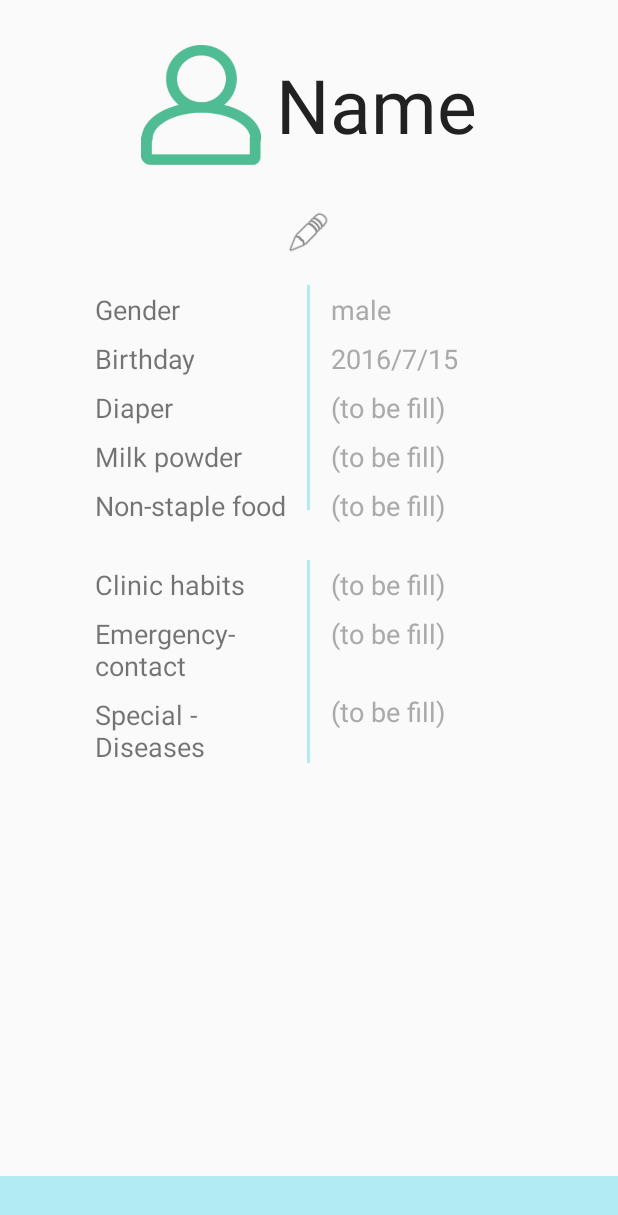
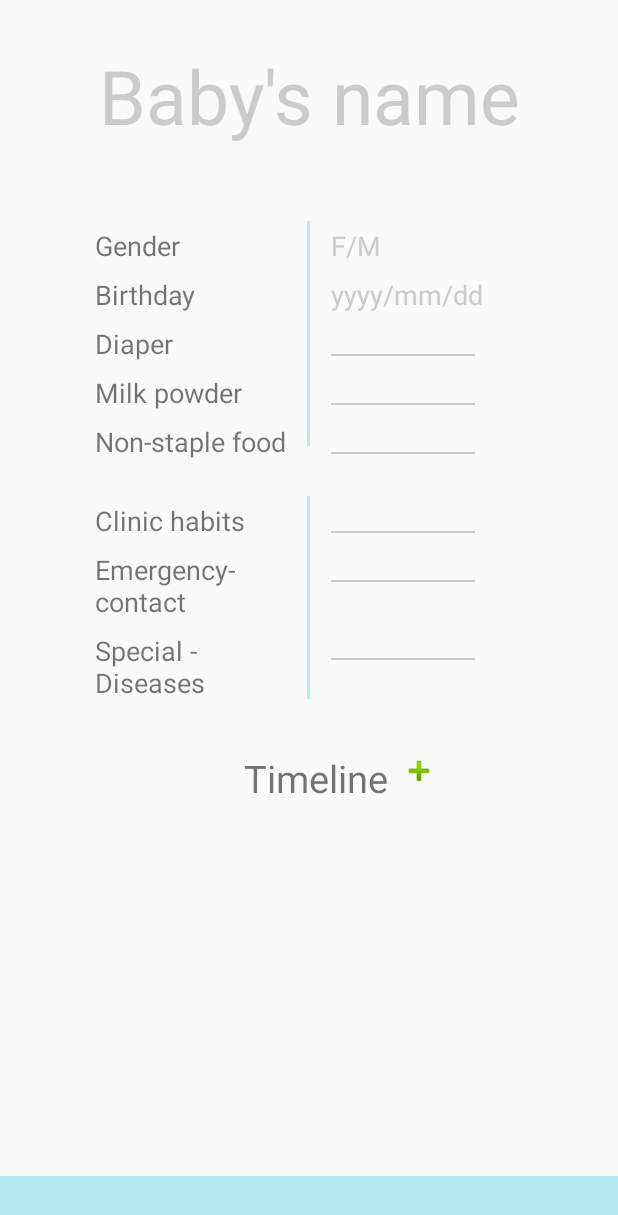
Before and after one commit to ching56/baby-steps, an Android app: the screen it shows after launch (MainActivity), on a phone screen of 412 x 824 dp. Shown: the top 1215 px of the screen. Run offline under Robolectric (Android 15) with nearby library versions, the phone set to English and light mode, and no system bars.

```diff
--- a/app/src/main/java/com/example/ching/babysteps/MainActivity.java
+++ b/app/src/main/java/com/example/ching/babysteps/MainActivity.java
@@ -26,6 +26,9 @@ public class MainActivity extends AppCompatActivity {
     SQLiteImplement database;
     EditText[] textArray = new EditText[8];
     String[] catalogArray = new String[8];
+    EditText nameEditText;
+    ListView listView;
+
 
     @Override
     protected void onCreate(Bundle savedInstanceState) {
@@ -37,7 +40,7 @@ public class MainActivity extends AppCompatActivity {
 
         // Attach the adapter to a ListView
         database = new SQLiteImplement(this);
-        ListView listView = (ListView) findViewById(R.id.lsview);
+        listView = (ListView) findViewById(R.id.lsview);
         listView.setAdapter(adapter);
         listView.setOnItemLongClickListener(new AdapterView.OnItemLongClickListener() {
             @Override
@@ -51,7 +54,10 @@ public class MainActivity extends AppCompatActivity {
 
                     @Override
                     public void onClick(DialogInterface dialog, int which) {
-                        //do your work here
+
+                        System.out.println("position: "+position);
+                        System.out.println("delete data: "+String.valueOf(Long.valueOf(queryData("DATE",arrays.get(position)))));
+                        database.deleteData(Long.valueOf(queryData("DATE",arrays.get(position))));
                         arrays.remove(position);//where arg2 is position of item you click
                         adapter.notifyDataSetChanged();
                         dialog.dismiss();
@@ -83,6 +89,17 @@ public class MainActivity extends AppCompatActivity {
         textArray[5] = (EditText) findViewById(R.id.noticeEditText1);
         textArray[6] = (EditText) findViewById(R.id.noticeEditText2);
         textArray[7] = (EditText) findViewById(R.id.noticeEditText3);
+        nameEditText = (EditText) findViewById(R.id.editText);
+        nameEditText.setHint("Baby's name");
+        textArray[0].setHint("F/M");
+        textArray[1].setHint("yyyy/mm/dd");
+        textArray[2].setHint("____________");
+        textArray[3].setHint("____________");
+        textArray[4].setHint("____________");
+        textArray[5].setHint("____________");
+        textArray[6].setHint("____________");
+        textArray[7].setHint("____________");
+
 
         catalogArray = new String[8];
         catalogArray[0] = "Gender";
@@ -111,16 +128,40 @@ public class MainActivity extends AppCompatActivity {
                 }
             }
         };
+
+        View.OnFocusChangeListener EditTextF = new View.OnFocusChangeListener() {
+
+            public void onFocusChange(View v, boolean hasFocus) {
+                if (!hasFocus) {
+
+                    Data D = new Data("NAME", nameEditText.getText().toString(), "", null);
+                    D = database.insertData(D);
+                }
+            }
+        };
+
+        nameEditText.setOnFocusChangeListener(EditTextF);
+
+        //set Foucus listener
         for (int i = 0; i < 8; i++) {
             textArray[i].setOnFocusChangeListener(F);
         }
-        for(int i = 0;i<8;i++){
-            String s = queryData("EVENT",catalogArray[i]);
-            if(!s.equals("")){
+
+        //resotre the data when laugh the app
+        for (int i = 0; i < 8; i++) {
+            String s = queryData("EVENT", catalogArray[i]);
+            if (!s.equals("")) {
                 textArray[i].setText(s);
             }
         }
-
+        String s = queryData("EVENT", "NAME");
+        if (!s.equals("")) {
+            nameEditText.setText(s);
+        }
+        if(getNumberOfEvent()!=0)
+            for(int i = 1;i<=getNumberOfEvent();i++){
+                adapter.add(queryEvent(String.valueOf(i)));
+            }
     }
 
     //function to search database
@@ -134,7 +175,7 @@ public class MainActivity extends AppCompatActivity {
                     temp = database.getData(i);
                     if (temp.getEvent() != null) {
                         if (temp.getEvent().equals(string)) {
-                            b = 1;
+                            return temp.getDate();
                         }
                     }
                     break;
@@ -142,21 +183,50 @@ public class MainActivity extends AppCompatActivity {
                     temp = database.getData(i);
                     if (temp.getDate() != null) {
                         if (temp.getDate().equals(string)) {
-                            b = 1;
+                            return String.valueOf(temp.getId());
                         }
                     }
                     break;
                 default:
                     return "";
             }
-            if (b == 1) {
-                return  temp.getDate();
+        }
+        if(column.equals("DATE"))
+            return "0";
+        return "";
+    }
+
+    //for timeline event
+    public String queryEvent(String time) {
+        Data temp;
+        for (long i = 1; i <= database.getCount(); i++) {
+            temp = database.getData(i);
+            if(temp.getEvent()!=null)
+            if (temp.getEvent().equals("TIMELINEEVENT")) {
+                if (temp.getTime().equals(time)) {
+                    return temp.getDate();
+                }
             }
         }
         return "";
     }
 
-   //add a event on timeline when button clicked
+    //get the number of event
+    public int getNumberOfEvent() {
+        Data temp;
+        int b = 0;
+        for (long i = 1; i <= database.getCount(); i++) {
+            temp = database.getData(i);
+            if(temp.getEvent() != null)
+            if (temp.getEvent().equals("TIMELINEEVENT")) {
+                b++;
+            }
+        }
+        return b;
+    }
+
+
+    //add a event on timeline when button clicked
     public void addEvent(View view) {
 
         // get prompts.xml view
@@ -185,7 +255,9 @@ public class MainActivity extends AppCompatActivity {
                                 // edit text
                                 //result.setText(userInput.getText());
                                 adapter.add(userInput.getText() + " " + userInput2.getText());
-
+                                int i = getNumberOfEvent() + 1;
+                                Data D = new Data("TIMELINEEVENT", userInput.getText() + " " + userInput2.getText(), String.valueOf(i), null);
+                                D = database.insertData(D);
                             }
                         })
                 .setNegativeButton("Cancel",
--- a/app/src/main/res/layout/activity_main.xml
+++ b/app/src/main/res/layout/activity_main.xml
@@ -44,38 +44,23 @@
                     android:padding="30dp"
                     >
 
-                    <ImageButton
-                        android:id="@+id/imageButton"
-                        android:layout_width="80dp"
-                        android:layout_height="80dp"
-                        android:background="@drawable/icon_face" />
-
                     <EditText
                         android:id="@+id/editText"
                         android:layout_width="wrap_content"
                         android:layout_height="wrap_content"
                         android:layout_centerVertical="true"
-                        android:layout_marginLeft="10dp"
-                        android:layout_toRightOf="@id/imageButton"
+                        android:layout_centerHorizontal="true"
                         android:background="@android:color/transparent"
                         android:inputType="textPersonName"
-                        android:text="Name"
+                        android:textAlignment="center"
                         android:textSize="50sp" />
                 </RelativeLayout>
-
-                <View
-                    android:id="@+id/infView"
-                    android:layout_width="30dp"
-                    android:layout_height="30dp"
-                    android:layout_below="@id/nameView"
-                    android:layout_centerHorizontal="true"
-                    android:background="@android:drawable/ic_menu_edit"></View>
 
                 <RelativeLayout
                     android:id="@+id/infLayout"
                     android:layout_width="match_parent"
                     android:layout_height="wrap_content"
-                    android:layout_below="@id/infView"
+                    android:layout_below="@id/nameView"
                     android:layout_centerHorizontal="true"
                     android:padding="20dp">
 
@@ -148,7 +133,6 @@
                             android:layout_height="wrap_content"
                             android:background="@android:color/transparent"
                             android:padding="4dp"
-                            android:text="male"
                             android:textColor="@android:color/darker_gray"
                             android:textSize="18sp" />
 
@@ -158,7 +142,6 @@
                             android:layout_height="wrap_content"
                             android:background="@android:color/transparent"
                             android:padding="4dp"
-                            android:text="2016/7/15"
                             android:textColor="@android:color/darker_gray"
                             android:textSize="18sp" />
 
@@ -168,7 +151,6 @@
                             android:layout_height="wrap_content"
                             android:background="@android:color/transparent"
                             android:padding="4dp"
-                            android:text="(to be fill)"
                             android:textColor="@android:color/darker_gray"
                             android:textSize="18sp" />
 
@@ -178,7 +160,6 @@
                             android:layout_height="wrap_content"
                             android:background="@android:color/transparent"
                             android:padding="4dp"
-                            android:text="(to be fill)"
                             android:textColor="@android:color/darker_gray"
                             android:textSize="18sp" />
 
@@ -188,7 +169,6 @@
                             android:layout_height="wrap_content"
                             android:background="@android:color/transparent"
                             android:padding="4dp"
-                            android:text="(to be fill)"
                             android:textColor="@android:color/darker_gray"
                             android:textSize="18sp" />
 
@@ -258,7 +238,6 @@
                             android:layout_height="wrap_content"
                             android:background="@android:color/transparent"
                             android:padding="4dp"
-                            android:text="(to be fill)"
                             android:textColor="@android:color/darker_gray"
                             android:textSize="18sp" />
 
@@ -269,7 +248,6 @@
                             android:background="@android:color/transparent"
                             android:gravity="top"
                             android:padding="4dp"
-                            android:text="(to be fill)"
                             android:textColor="@android:color/darker_gray"
                             android:textSize="18sp" />
 
@@ -280,7 +258,6 @@
                             android:background="@android:color/transparent"
                             android:gravity="top"
                             android:padding="4dp"
-                            android:text="(to be fill)"
                             android:textColor="@android:color/darker_gray"
                             android:textSize="18sp" />
 
@@ -319,6 +296,10 @@
                     android:dividerHeight="0dp"
                     android:divider="@android:color/transparent"
                     android:layout_centerHorizontal="true"></com.example.ching.babysteps.NonScrollListView>
+                <View
+                    android:layout_width="match_parent"
+                    android:layout_height="150dp"
+                    android:layout_below="@id/lsview"></View>
             </RelativeLayout>
 
         </RelativeLayout>
--- a/app/src/main/res/values/colors.xml
+++ b/app/src/main/res/values/colors.xml
@@ -3,4 +3,5 @@
     <color name="colorPrimary">#3F51B5</color>
     <color name="colorPrimaryDark">#303F9F</color>
     <color name="colorAccent">#FF4081</color>
+    <color name="secondary_text">#CBCBCB</color>
 </resources>
--- a/app/src/main/res/values/styles.xml
+++ b/app/src/main/res/values/styles.xml
@@ -5,6 +5,7 @@
         <item name="colorPrimary">@color/colorPrimary</item>
         <item name="colorPrimaryDark">@color/colorPrimaryDark</item>
         <item name="colorAccent">@color/colorAccent</item>
+        <item name="android:textColorHint">@color/secondary_text</item>
     </style>
 
 </resources>
```
